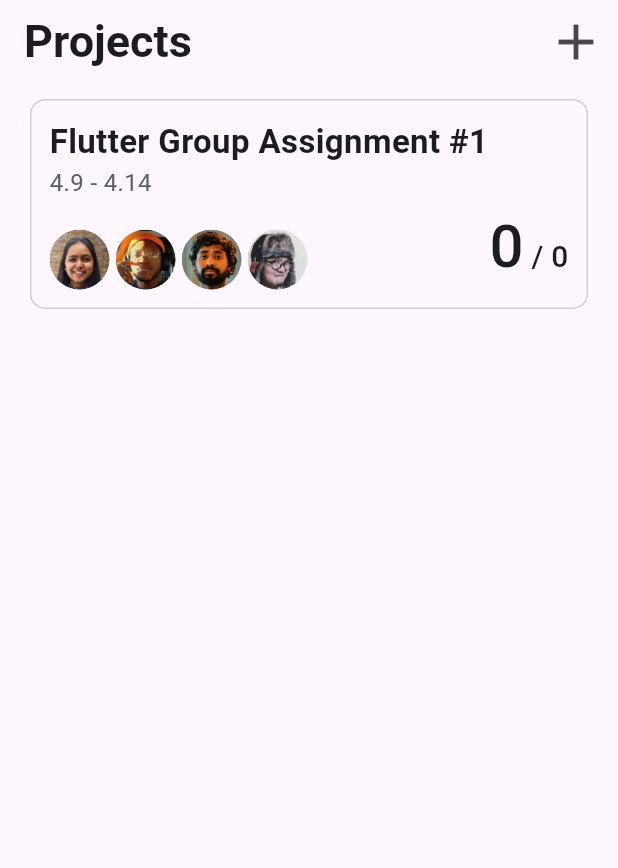
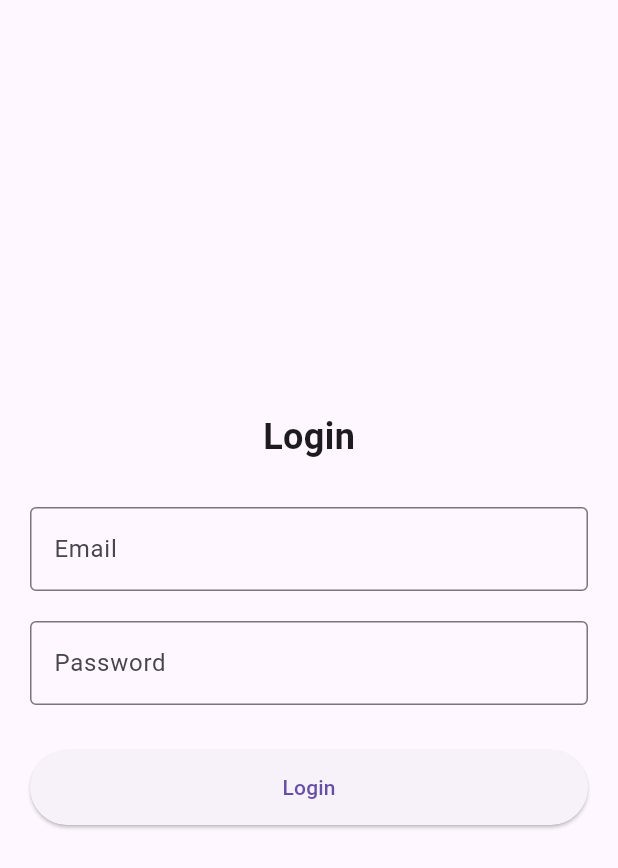
Before and after one commit to Mou2xie/taskSpark, a Flutter app: the screen it shows after launch, on a phone screen of 412 x 824 dp. Shown: the top 868 px of the screen. Run offline on Flutter 3.47's test engine with Material 3 defaults, Android fonts, the phone set to English and light mode, and no system bars; our stand-ins replace fluttertoast; accounts and stored records are empty.

Commit message:
login page done

```diff
--- /dev/null
+++ b/lib/route/login.dart
@@ -0,0 +1,97 @@
+import 'package:flutter/material.dart';
+import 'package:project_manager/route/projectList.dart';
+
+class LoginPage extends StatefulWidget {
+  const LoginPage({super.key});
+
+  @override
+  State<LoginPage> createState() => _LoginPageState();
+}
+
+class _LoginPageState extends State<LoginPage> {
+  final _formKey = GlobalKey<FormState>();
+  final _emailController = TextEditingController();
+  final _passwordController = TextEditingController();
+
+  void _handleLogin() {
+    if (_formKey.currentState!.validate()) {
+      // Navigate to project list page after validation
+      Navigator.of(context).pushReplacement(
+        MaterialPageRoute(builder: (context) => ProjectList()),
+      );
+    }
+  }
+
+  @override
+  Widget build(BuildContext context) {
+    return Scaffold(
+      body: Center(
+        child: Padding(
+          padding: const EdgeInsets.all(20.0),
+          child: Form(
+            key: _formKey,
+            child: Column(
+              mainAxisAlignment: MainAxisAlignment.center,
+              children: [
+                Text(
+                  'Login',
+                  style: TextStyle(
+                    fontSize: 24,
+                    fontWeight: FontWeight.bold,
+                  ),
+                ),
+                SizedBox(height: 30),
+                TextFormField(
+                  controller: _emailController,
+                  decoration: InputDecoration(
+                    labelText: 'Email',
+                    border: OutlineInputBorder(),
+                  ),
+                  validator: (value) {
+                    if (value == null || value.isEmpty) {
+                      return 'Please enter your email';
+                    }
+                    if (!RegExp(r'^[\w-\.]+@([\w-]+\.)+[\w-]{2,4}$').hasMatch(value)) {
+                      return 'Please enter a valid email address';
+                    }
+                    return null;
+                  },
+                ),
+                SizedBox(height: 20),
+                TextFormField(
+                  controller: _passwordController,
+                  decoration: InputDecoration(
+                    labelText: 'Password',
+                    border: OutlineInputBorder(),
+                  ),
+                  obscureText: true,
+                  validator: (value) {
+                    if (value == null || value.isEmpty) {
+                      return 'Please enter your password';
+                    }
+                    return null;
+                  },
+                ),
+                SizedBox(height: 30),
+                ElevatedButton(
+                  onPressed: _handleLogin,
+                  child: Text('Login'),
+                  style: ElevatedButton.styleFrom(
+                    minimumSize: Size(double.infinity, 50),
+                  ),
+                ),
+              ],
+            ),
+          ),
+        ),
+      ),
+    );
+  }
+
+  @override
+  void dispose() {
+    _emailController.dispose();
+    _passwordController.dispose();
+    super.dispose();
+  }
+}
--- a/lib/route/welcome.dart
+++ b/lib/route/welcome.dart
@@ -1,5 +1,5 @@
 import 'package:flutter/material.dart';
-import 'package:project_manager/route/projectList.dart';
+import 'package:project_manager/route/login.dart';
 
 void main() {
   runApp(WelcomePage());
@@ -10,20 +10,20 @@ class WelcomePage extends StatelessWidget {
 
   @override
   Widget build(BuildContext context) {
-    // show welcome page 3 sec and redirect to ProjectList page
+    // Show welcome page for 3 seconds and redirect to login page
     return FutureBuilder(
         future: Future.delayed(Duration(seconds: 3)),
         builder: (context, promise) {
           if (promise.connectionState == ConnectionState.done) {
             WidgetsBinding.instance.addPostFrameCallback((_) {
-              // do redirect
+              // Navigate to login page
               Navigator.of(context).pushReplacement(
-                MaterialPageRoute(builder: (context) => ProjectList()),
+                MaterialPageRoute(builder: (context) => LoginPage()),
               );
             });
           }
 
-          // welcome page
+          // Welcome page content
           return Scaffold(
             body: Center(
               child: Column(
```
Also changed, not shown: 12 other files.
